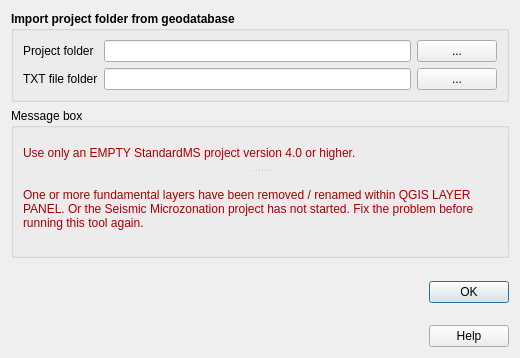
First picture: the form in tb_importa_shp.ui, repository CNR-IGAG/mzs-tools, before the edit.
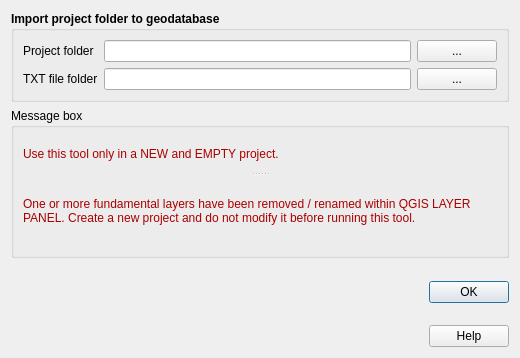
Second picture: the form after the edit. Icons and pictures are not drawn.

The edit to the form file:
```diff
--- a/tb_importa_shp.ui
+++ b/tb_importa_shp.ui
@@ -53,7 +53,7 @@
       </font>
      </property>
      <property name="title">
-      <string>Import project folder from geodatabase</string>
+      <string>Import project folder to geodatabase</string>
      </property>
      <layout class="QGridLayout" name="gridLayout_3">
       <item row="0" column="1">
@@ -302,7 +302,7 @@
           </sizepolicy>
          </property>
          <property name="text">
-          <string>&lt;html&gt;&lt;head/&gt;&lt;body&gt;&lt;p&gt;&lt;span style=&quot; color:#aa0000;&quot;&gt;Use only an EMPTY StandardMS project version 4.0 or higher.&lt;/span&gt;&lt;/p&gt;&lt;/body&gt;&lt;/html&gt;</string>
+          <string>&lt;html&gt;&lt;head/&gt;&lt;body&gt;&lt;p&gt;&lt;span style=&quot; color:#aa0000;&quot;&gt;Use this tool only in a NEW and EMPTY project.&lt;/span&gt;&lt;/p&gt;&lt;/body&gt;&lt;/html&gt;</string>
          </property>
          <property name="textFormat">
           <enum>Qt::RichText</enum>
@@ -322,7 +322,7 @@
           </sizepolicy>
          </property>
          <property name="text">
-          <string>&lt;html&gt;&lt;head/&gt;&lt;body&gt;&lt;p&gt;&lt;span style=&quot; color:#aa0000;&quot;&gt;One or more fundamental layers have been removed / renamed within QGIS LAYER PANEL. Or the Seismic Microzonation project has not started. Fix the problem before running this tool again.&lt;/span&gt;&lt;/p&gt;&lt;/body&gt;&lt;/html&gt;</string>
+          <string>&lt;html&gt;&lt;head/&gt;&lt;body&gt;&lt;p&gt;&lt;span style=&quot; color:#aa0000;&quot;&gt;One or more fundamental layers have been removed / renamed within QGIS LAYER PANEL. Create a new project and do not modify it before running this tool.&lt;/span&gt;&lt;/p&gt;&lt;/body&gt;&lt;/html&gt;</string>
          </property>
          <property name="textFormat">
           <enum>Qt::RichText</enum>
```
Left out of the diff: 6 changed lines with no effect on the pictures.
